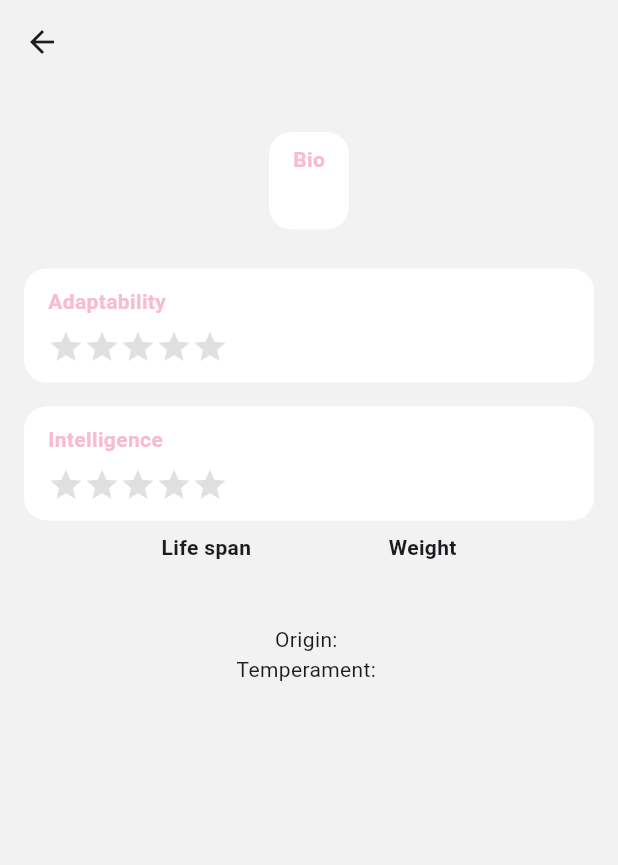
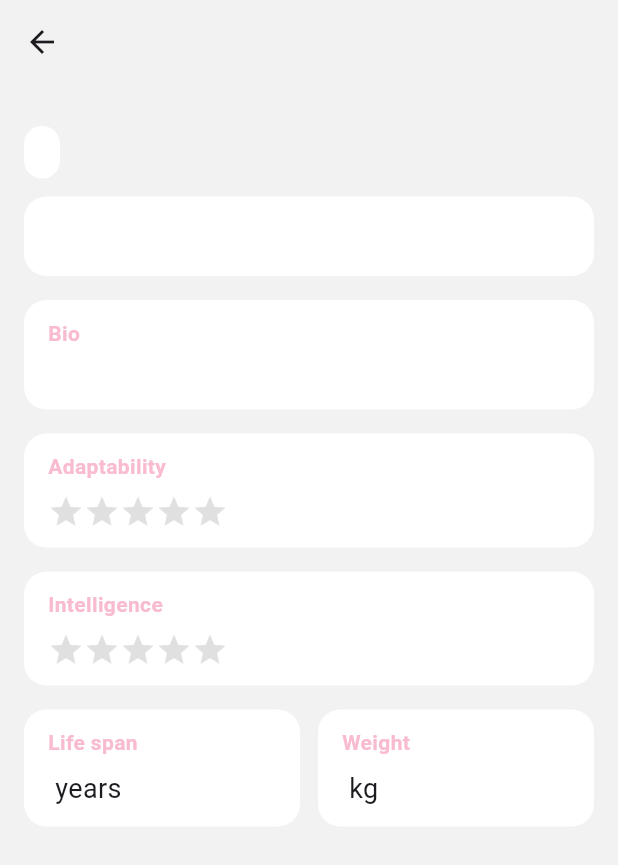
Before and after one commit to lzkgmr/cat_tinder, a Flutter app: the BreedDetailScreen screen opened directly with empty values, on a phone screen of 412 x 824 dp. Shown: the top 865 px of the screen. Run offline on Flutter 3.47's test engine with Material 3 defaults, Android fonts, the light colour scheme and no system bars; our stand-ins replace cached_network_image, connectivity_plus, flutter_cache_manager, flutter_card_swiper, lottie; network calls fail.

Commit message:
finished breed_detail_screen

```diff
--- a/lib/models/breed.dart
+++ b/lib/models/breed.dart
@@ -9,6 +9,7 @@ class Breed {
   final int? adaptability;
   final int? intelligence;
   final String? imageUrl;
+  final String? countryCode;
 
   Breed({
     required this.id,
@@ -21,6 +22,7 @@ class Breed {
     this.adaptability,
     this.intelligence,
     this.imageUrl,
+    this.countryCode,
   });
 
   factory Breed.fromJson(Map<String, dynamic> json) {
@@ -37,6 +39,7 @@ class Breed {
       adaptability: json['adaptability'] is int ? json['adaptability'] as int : null,
       intelligence: json['intelligence'] is int ? json['intelligence'] as int : null,
       imageUrl: json['image'] != null ? (json['image']['url'] as String?) : null,
+      countryCode: json['country_code'] as String?
     );
   }
 }
--- a/lib/screens/breed_detail_screen.dart
+++ b/lib/screens/breed_detail_screen.dart
@@ -4,25 +4,97 @@ import '../models/breed.dart';
 class BreedDetailScreen extends StatelessWidget {
   final Breed breed;
   final Widget imageWidget;
-  const BreedDetailScreen({super.key, required this.breed, required this.imageWidget});
+
+  const BreedDetailScreen({
+    super.key,
+    required this.breed,
+    required this.imageWidget,
+  });
 
   @override
   Widget build(BuildContext context) {
     return Scaffold(
-      backgroundColor: Color.fromARGB(255, 242, 242, 242),
-      appBar: AppBar(title: Text(breed.name, style: const TextStyle(fontWeight: FontWeight.w600)), backgroundColor: Color.fromARGB(255, 242, 242, 242)),
+      backgroundColor: const Color.fromARGB(255, 242, 242, 242),
+      appBar: AppBar(
+        title: Text(
+          breed.name,
+          style: const TextStyle(fontWeight: FontWeight.w600),
+        ),
+        backgroundColor: const Color.fromARGB(255, 242, 242, 242),
+        elevation: 0,
+      ),
       body: SingleChildScrollView(
         padding: const EdgeInsets.all(16),
         child: Column(
-          crossAxisAlignment: CrossAxisAlignment.center,
+          crossAxisAlignment: CrossAxisAlignment.start,
           children: [
+            // cat pic
             ClipRRect(
               borderRadius: BorderRadius.circular(16),
               child: imageWidget,
             ),
+            const SizedBox(height: 12),
+
+            // temperaments
+            if (breed.temperament != null)
+              Wrap(
+                spacing: 8,
+                runSpacing: 8,
+                alignment: WrapAlignment.start,
+                children: breed.temperament!
+                    .split(',')
+                    .map((temp) => Container(
+                          padding: const EdgeInsets.symmetric(horizontal: 12, vertical: 6),
+                          decoration: BoxDecoration(
+                            color: Colors.white,
+                            borderRadius: BorderRadius.circular(12),
+                          ),
+                          child: Text(
+                            temp.trim(),
+                            style: const TextStyle(
+                                fontSize: 16,
+                                fontWeight: FontWeight.w600,
+                                color: Colors.pinkAccent),
+                          ),
+                        ))
+                    .toList(),
+              ),
+            const SizedBox(height: 12),
+
+            // origin
+            if (breed.origin != null)
+              Container(
+                padding: const EdgeInsets.symmetric(horizontal: 16, vertical: 12),
+                decoration: BoxDecoration(
+                  color: Colors.white,
+                  borderRadius: BorderRadius.circular(15),
+                ),
+                child: Row(
+                  children: [
+                    // flag
+                    Text(
+                      countryCodeToEmoji(breed.countryCode ?? ""), // ← флаг
+                      style: const TextStyle(fontSize: 20),
+                    ),
+                    const SizedBox(width: 12),
+                    // country name
+                    Text(
+                      breed.origin!,
+                      style: const TextStyle(
+                        fontSize: 16,
+                        fontWeight: FontWeight.w600,
+                      ),
+                    ),
+                  ],
+                ),
+              ),
             const SizedBox(height: 16),
+
+            // discription
             Container(
-              padding: const EdgeInsets.symmetric(horizontal: 16, vertical: 8),
+              width: double.infinity,
+              padding:
+                  const EdgeInsets.symmetric(horizontal: 16, vertical: 12),
               decoration: BoxDecoration(
                 color: Colors.white,
                 borderRadius: BorderRadius.circular(15),
@@ -33,26 +105,54 @@ class BreedDetailScreen extends StatelessWidget {
                   Text(
                     'Bio',
                     style: TextStyle(
-                      fontSize: 14,
                       fontWeight: FontWeight.bold,
                       color: Colors.pink[100],
+                      fontSize: 14,
                     ),
                   ),
                   const SizedBox(height: 6),
                   Text(
                     breed.description ?? 'No description',
                     style: const TextStyle(
+                      fontSize: 16,
                       color: Colors.black,
-                      fontSize: 16,
-                      fontWeight: FontWeight.normal,
                     ),
                   ),
                 ],
               ),
             ),
-            const SizedBox(height: 10),
-            Container(
-              margin: const EdgeInsets.only(top: 16),
+            const SizedBox(height: 16),
+
+            // adaptability
+            _buildRatingContainer('Adaptability', breed.adaptability ?? 0),
+            const SizedBox(height: 16),
+
+            // intelligence
+            _buildRatingContainer('Intelligence', breed.intelligence ?? 0),
+            const SizedBox(height: 16),
+
+            // life span and weight
+            Row(
+              children: [
+                Expanded(
+                  child: _buildStatContainer('Life span', '${breed.lifeSpan} years'),
+                ),
+                const SizedBox(width: 12),
+                Expanded(
+                  child: _buildStatContainer('Weight', '${breed.weightMetric} kg'),
+                ),
+              ],
+            ),
+            const SizedBox(height: 16),
+          ],
+        ),
+      ),
+    );
+  }
+
+  Widget _buildRatingContainer(String title, int rating) {
+    return Container(
+      width: double.infinity,
       padding: const EdgeInsets.symmetric(horizontal: 16, vertical: 12),
       decoration: BoxDecoration(
         color: Colors.white,
@@ -62,7 +162,7 @@ class BreedDetailScreen extends StatelessWidget {
         crossAxisAlignment: CrossAxisAlignment.start,
         children: [
           Text(
-                    'Adaptability',
+            title,
             style: TextStyle(
               fontWeight: FontWeight.bold,
               color: Colors.pink[100],
@@ -71,9 +171,7 @@ class BreedDetailScreen extends StatelessWidget {
           ),
           const SizedBox(height: 8),
           Row(
-                    mainAxisAlignment: MainAxisAlignment.start,
             children: List.generate(5, (index) {
-                      int rating = breed.adaptability ?? 0;
               return Icon(
                 Icons.star,
                 color: index < rating ? Colors.amber : Colors.grey[300],
@@ -83,9 +181,11 @@ class BreedDetailScreen extends StatelessWidget {
           ),
         ],
       ),
-            ),
-            Container(
-              margin: const EdgeInsets.only(top: 16),
+    );
+  }
+
+  Widget _buildStatContainer(String title, String? value) {
+    return Container(
       padding: const EdgeInsets.symmetric(horizontal: 16, vertical: 12),
       decoration: BoxDecoration(
         color: Colors.white,
@@ -95,7 +195,7 @@ class BreedDetailScreen extends StatelessWidget {
         crossAxisAlignment: CrossAxisAlignment.start,
         children: [
           Text(
-                    'Intelligence',
+            title,
             style: TextStyle(
               fontWeight: FontWeight.bold,
               color: Colors.pink[100],
@@ -103,44 +203,23 @@ class BreedDetailScreen extends StatelessWidget {
             ),
           ),
           const SizedBox(height: 8),
-                  Row(
-                    mainAxisAlignment: MainAxisAlignment.start,
-                    children: List.generate(5, (index) {
-                      int rating = breed.intelligence ?? 0;
-                      return Icon(
-                        Icons.star,
-                        color: index < rating ? Colors.amber : Colors.grey[300],
-                        size: 24,
-                      );
-                    }),
+          Text(
+            value ?? 'N/A',
+            style: const TextStyle(
+              fontSize: 18,
+            ),
           ),
         ],
       ),
-            ),
-            const SizedBox(height: 8),
-            Row(
-              mainAxisAlignment: MainAxisAlignment.spaceEvenly,
-              children: [
-                _buildCharacteristic('Life span', breed.lifeSpan),
-                _buildCharacteristic('Weight', breed.weightMetric),
-              ],
-            ),
-            const SizedBox(height: 16),
-            Text('Origin: ${breed.origin ?? "Unknown"}', style: const TextStyle(fontSize: 14)),
-            Text('Temperament: ${breed.temperament ?? "Unknown"}', style: const TextStyle(fontSize: 14)),
-          ],
-        ),
-      ),
-    );
-  }
-
-  Widget _buildCharacteristic(String name, dynamic value) {
-    return Column(
-      children: [
-        Text(name, style: const TextStyle(fontWeight: FontWeight.bold)),
-        const SizedBox(height: 4),
-        Text(value?.toString() ?? 'N/A'),
-      ],
     );
   }
 }
+
+ String countryCodeToEmoji(String countryCode) {
+  final code = countryCode.toUpperCase();
+  if (code.length != 2) return '';
+  return String.fromCharCodes([
+    code.codeUnitAt(0) + 0x1F1E6 - 65,
+    code.codeUnitAt(1) + 0x1F1E6 - 65,
+  ]);
+}
--- a/lib/screens/main_screen.dart
+++ b/lib/screens/main_screen.dart
@@ -109,7 +109,7 @@ Widget build(BuildContext context) {
                 ),
                 const SizedBox(width: 12),
                 const Text(
-                  'котики',
+                  'pussycats',
                   style: TextStyle(
                     fontSize: 24,
                     fontWeight: FontWeight.bold,
--- a/lib/services/cat_api_service.dart
+++ b/lib/services/cat_api_service.dart
@@ -150,6 +150,7 @@ class CatApiService {
               adaptability: item['adaptability'] is int ? item['adaptability'] as int : null,
               intelligence: item['intelligence'] is int ? item['intelligence'] as int : null,
               imageUrl: item['image'] != null ? (item['image']['url'] as String?) : null,
+              countryCode: item['country_code'] ?? '',
             );
           }).toList();
 
```
Also changed, not shown: 2 other files. Lines whose indentation alone changed are shown as unchanged.
